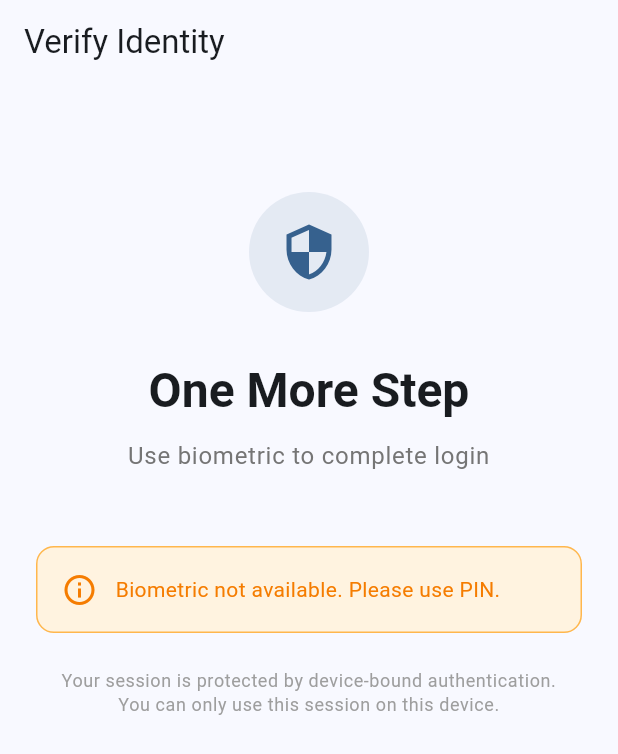
After one commit to recepcia-dev/personal-trainer-app_frontend, a Flutter app: the BiometricAuthScreen screen opened by its route, on a phone screen of 412 x 824 dp. The commit adds this screen. Shown: the top 754 px of the screen. Run offline on Flutter 3.47's test engine with Material 3 defaults, Android fonts, the phone set to English and light mode, and no system bars; drawn by our look-alikes of dynamic_color; our stand-ins replace connectivity_plus, dartz, dio, drift, equatable, flutter_dotenv and 8 more; accounts and stored records are empty; generated files the repository leaves out were written again; project files that could hold a hidden picture were left out.

Commit message:
feat: implement F032 - Create BiometricAuthScreen UI for device-bound authentication
- Create BiometricAuthScreen with device-bound biometric/PIN authentication
- Displays available biometric methods (Face ID, Touch ID, Fingerprint)
- Shows message 'Use biometric to complete login'
- Falls back to PIN entry if biometric unavailable
- Navigates to /dashboard on successful authentication
- Shows error message and allows retry (max 3 attempts)
- Uses PopScope to prevent back button during authentication
- Integrates with existing BiometricAuthService (F035)
- Update MagicLinkVerificationScreen to navigate to BiometricAuthScreen
- Add /biometric-auth route to app router
- Update features.json: F032 marked as passing (28/46 features complete)

```diff
--- a/features.json
+++ b/features.json
@@ -396,7 +396,7 @@
         "On success: stores session, navigates to /dashboard",
         "On failure: shows error, allows retry"
       ],
-      "passes": false
+      "passes": true
     },
     {
       "id": "F033",
@@ -582,8 +582,8 @@
   ],
   "summary": {
     "total": 46,
-    "passing": 27,
-    "failing": 19,
+    "passing": 28,
+    "failing": 18,
     "categories": [
       "Project Setup",
       "Core Infrastructure",
--- a/lib/core/router/app_router.dart
+++ b/lib/core/router/app_router.dart
@@ -2,6 +2,7 @@ import 'package:flutter_riverpod/flutter_riverpod.dart';
 import 'package:go_router/go_router.dart';
 
 import '../../features/auth/presentation/providers/auth_provider.dart';
+import '../../features/auth/presentation/screens/biometric_auth_screen.dart';
 import '../../features/auth/presentation/screens/magic_link_verification_screen.dart';
 import 'screens/dashboard_screen.dart';
 import 'screens/login_screen.dart';
@@ -57,6 +58,11 @@ final routerProvider = Provider<GoRouter>(
         },
       ),
       GoRoute(
+        path: '/biometric-auth',
+        name: 'biometricAuth',
+        builder: (context, state) => const BiometricAuthScreen(),
+      ),
+      GoRoute(
         path: '/dashboard',
         name: 'dashboard',
         builder: (context, state) => const DashboardScreen(),
--- /dev/null
+++ b/lib/features/auth/presentation/screens/biometric_auth_screen.dart
@@ -0,0 +1,388 @@
+import 'package:flutter/material.dart';
+import 'package:flutter_riverpod/flutter_riverpod.dart';
+import 'package:go_router/go_router.dart';
+import 'package:local_auth/local_auth.dart';
+
+import '../../../../core/auth/biometric_auth_service.dart';
+
+/// Device-bound authentication screen using biometric (Face ID, Touch ID, Fingerprint).
+///
+/// This screen is shown after successful magic link code verification.
+/// Users must authenticate with their device's biometric (or PIN fallback)
+/// before being allowed to access the dashboard.
+///
+/// The biometric authentication binds the user's session to the device,
+/// preventing token reuse on other devices.
+class BiometricAuthScreen extends ConsumerStatefulWidget {
+  const BiometricAuthScreen({super.key});
+
+  @override
+  ConsumerState<BiometricAuthScreen> createState() =>
+      _BiometricAuthScreenState();
+}
+
+class _BiometricAuthScreenState extends ConsumerState<BiometricAuthScreen> {
+  bool _isAuthenticating = false;
+  String? _errorMessage;
+  List<BiometricType> _availableBiometrics = [];
+  bool _biometricAvailable = false;
+  int _retryCount = 0;
+  static const int _maxRetries = 3;
+
+  @override
+  void initState() {
+    super.initState();
+    _checkBiometricAvailability();
+  }
+
+  /// Check what biometric methods are available on this device
+  Future<void> _checkBiometricAvailability() async {
+    final biometricService = ref.read(biometricAuthServiceProvider);
+
+    try {
+      final canAuthenticate =
+          await biometricService.canAuthenticateWithBiometrics();
+      final available = await biometricService.getAvailableBiometrics();
+
+      if (mounted) {
+        setState(() {
+          _biometricAvailable = canAuthenticate;
+          _availableBiometrics = available;
+          _errorMessage = null;
+        });
+      }
+    } catch (e) {
+      if (mounted) {
+        setState(() {
+          _errorMessage = 'Error checking biometric availability: $e';
+        });
+      }
+    }
+  }
+
+  /// Get user-friendly name for biometric type
+  String _getBiometricName(BiometricType type) {
+    switch (type) {
+      case BiometricType.face:
+        return 'Face ID';
+      case BiometricType.fingerprint:
+        return 'Fingerprint';
+      case BiometricType.iris:
+        return 'Iris Scan';
+      case BiometricType.strong:
+        return 'Biometric';
+      case BiometricType.weak:
+        return 'Weak Biometric';
+    }
+  }
+
+  /// Get icon for biometric type
+  IconData _getBiometricIcon(BiometricType type) {
+    switch (type) {
+      case BiometricType.face:
+        return Icons.face;
+      case BiometricType.fingerprint:
+        return Icons.fingerprint;
+      case BiometricType.iris:
+        return Icons.remove_red_eye;
+      case BiometricType.strong:
+      case BiometricType.weak:
+        return Icons.security;
+    }
+  }
+
+  /// Authenticate using biometric
+  Future<void> _authenticateWithBiometric() async {
+    if (_isAuthenticating || !_biometricAvailable) return;
+
+    setState(() {
+      _isAuthenticating = true;
+      _errorMessage = null;
+    });
+
+    final biometricService = ref.read(biometricAuthServiceProvider);
+
+    try {
+      final authenticated = await biometricService.authenticate(
+        reason: 'Authenticate to complete login and access your account',
+        biometricOnly: false, // Allow PIN fallback
+      );
+
+      if (authenticated) {
+        if (mounted) {
+          _showSuccessMessage('Authentication successful!');
+
+          // Navigate to dashboard after successful authentication
+          if (mounted) {
+            context.go('/dashboard');
+          }
+        }
+      } else {
+        // User cancelled or authentication failed
+        if (mounted) {
+          setState(() {
+            _retryCount++;
+            _errorMessage = _retryCount >= _maxRetries
+                ? 'Maximum authentication attempts exceeded. Please try again later.'
+                : 'Authentication failed. Please try again.';
+            _isAuthenticating = false;
+          });
+        }
+      }
+    } on BiometricAuthException catch (e) {
+      if (mounted) {
+        setState(() {
+          _retryCount++;
+          _errorMessage = e.message;
+          _isAuthenticating = false;
+        });
+
+        _showErrorMessage(e.message);
+      }
+    } catch (e) {
+      if (mounted) {
+        setState(() {
+          _retryCount++;
+          _errorMessage = 'Unexpected error: $e';
+          _isAuthenticating = false;
+        });
+
+        _showErrorMessage('Unexpected error: $e');
+      }
+    }
+  }
+
+  /// Show error message to user
+  void _showErrorMessage(String message) {
+    if (!mounted) return;
+
+    ScaffoldMessenger.of(context).showSnackBar(
+      SnackBar(
+        content: Text(message),
+        backgroundColor: Colors.red[600],
+        duration: const Duration(seconds: 4),
+      ),
+    );
+  }
+
+  /// Show success message to user
+  void _showSuccessMessage(String message) {
+    if (!mounted) return;
+
+    ScaffoldMessenger.of(context).showSnackBar(
+      SnackBar(
+        content: Text(message),
+        backgroundColor: Colors.green[600],
+        duration: const Duration(seconds: 2),
+      ),
+    );
+  }
+
+  @override
+  Widget build(BuildContext context) {
+    return PopScope(
+      canPop: !_isAuthenticating,
+      child: Scaffold(
+        appBar: AppBar(
+          title: const Text('Verify Identity'),
+          elevation: 0,
+          automaticallyImplyLeading: !_isAuthenticating,
+        ),
+        body: SafeArea(
+          child: SingleChildScrollView(
+            child: Padding(
+              padding: const EdgeInsets.all(24),
+              child: Column(
+                crossAxisAlignment: CrossAxisAlignment.center,
+                children: [
+                  const SizedBox(height: 48),
+
+                  // Icon
+                  Container(
+                    width: 80,
+                    height: 80,
+                    decoration: BoxDecoration(
+                      color: Theme.of(context).primaryColor.withOpacity(0.1),
+                      shape: BoxShape.circle,
+                    ),
+                    child: Icon(
+                      Icons.security,
+                      size: 40,
+                      color: Theme.of(context).primaryColor,
+                    ),
+                  ),
+                  const SizedBox(height: 32),
+
+                  // Title
+                  Text(
+                    'One More Step',
+                    style: Theme.of(context).textTheme.headlineLarge?.copyWith(
+                          fontWeight: FontWeight.bold,
+                        ),
+                    textAlign: TextAlign.center,
+                  ),
+                  const SizedBox(height: 12),
+
+                  // Message
+                  Text(
+                    'Use biometric to complete login',
+                    style: Theme.of(context).textTheme.bodyLarge?.copyWith(
+                          color: Colors.grey[600],
+                        ),
+                    textAlign: TextAlign.center,
+                  ),
+                  const SizedBox(height: 48),
+
+                  // Biometric availability status
+                  if (!_biometricAvailable)
+                    Container(
+                      padding: const EdgeInsets.all(16),
+                      decoration: BoxDecoration(
+                        color: Colors.orange[50],
+                        border: Border.all(color: Colors.orange[300]!),
+                        borderRadius: BorderRadius.circular(12),
+                      ),
+                      child: Row(
+                        children: [
+                          Icon(
+                            Icons.info_outline,
+                            color: Colors.orange[700],
+                          ),
+                          const SizedBox(width: 12),
+                          Expanded(
+                            child: Text(
+                              'Biometric not available. Please use PIN.',
+                              style: TextStyle(
+                                color: Colors.orange[700],
+                                fontSize: 14,
+                              ),
+                            ),
+                          ),
+                        ],
+                      ),
+                    )
+                  else ...[
+                    // Available biometric types
+                    if (_availableBiometrics.isNotEmpty)
+                      Column(
+                        children: [
+                          Text(
+                            'Available methods:',
+                            style: Theme.of(context).textTheme.bodySmall,
+                          ),
+                          const SizedBox(height: 12),
+                          Wrap(
+                            spacing: 12,
+                            runSpacing: 12,
+                            children: _availableBiometrics
+                                .map((biometric) => Chip(
+                                      avatar: Icon(
+                                        _getBiometricIcon(biometric),
+                                        size: 18,
+                                      ),
+                                      label: Text(
+                                        _getBiometricName(biometric),
+                                      ),
+                                    ))
+                                .toList(),
+                          ),
+                          const SizedBox(height: 32),
+                        ],
+                      ),
+
+                    // Error message if any
+                    if (_errorMessage != null) ...[
+                      Container(
+                        padding: const EdgeInsets.all(16),
+                        decoration: BoxDecoration(
+                          color: Colors.red[50],
+                          border: Border.all(color: Colors.red[300]!),
+                          borderRadius: BorderRadius.circular(12),
+                        ),
+                        child: Row(
+                          crossAxisAlignment: CrossAxisAlignment.start,
+                          children: [
+                            Icon(
+                              Icons.error_outline,
+                              color: Colors.red[700],
+                            ),
+                            const SizedBox(width: 12),
+                            Expanded(
+                              child: Text(
+                                _errorMessage!,
+                                style: TextStyle(
+                                  color: Colors.red[700],
+                                  fontSize: 14,
+                                ),
+                              ),
+                            ),
+                          ],
+                        ),
+                      ),
+                      const SizedBox(height: 24),
+                    ],
+
+                    // Retry counter
+                    if (_retryCount > 0)
+                      Text(
+                        'Attempts: $_retryCount / $_maxRetries',
+                        style: Theme.of(context).textTheme.bodySmall?.copyWith(
+                              color: _retryCount >= _maxRetries
+                                  ? Colors.red[600]
+                                  : Colors.grey[600],
+                            ),
+                      ),
+                    const SizedBox(height: 32),
+
+                    // Authenticate button
+                    ElevatedButton.icon(
+                      onPressed: _isAuthenticating ||
+                              _retryCount >= _maxRetries
+                          ? null
+                          : _authenticateWithBiometric,
+                      icon: _isAuthenticating
+                          ? const SizedBox(
+                              width: 20,
+                              height: 20,
+                              child: CircularProgressIndicator(
+                                strokeWidth: 2,
+                              ),
+                            )
+                          : const Icon(Icons.fingerprint),
+                      label: Text(
+                        _isAuthenticating
+                            ? 'Authenticating...'
+                            : 'Authenticate',
+                      ),
+                      style: ElevatedButton.styleFrom(
+                        padding: const EdgeInsets.symmetric(
+                          vertical: 16,
+                          horizontal: 24,
+                        ),
+                        shape: RoundedRectangleBorder(
+                          borderRadius: BorderRadius.circular(12),
+                        ),
+                        minimumSize: const Size(double.infinity, 50),
+                      ),
+                    ),
+                  ],
+
+                  const SizedBox(height: 24),
+
+                  // Info text
+                  Text(
+                    'Your session is protected by device-bound authentication.\nYou can only use this session on this device.',
+                    style: Theme.of(context).textTheme.bodySmall?.copyWith(
+                          color: Colors.grey[500],
+                        ),
+                    textAlign: TextAlign.center,
+                  ),
+                ],
+              ),
+            ),
+          ),
+        ),
+      ),
+    );
+  }
+}
--- a/lib/features/auth/presentation/screens/magic_link_verification_screen.dart
+++ b/lib/features/auth/presentation/screens/magic_link_verification_screen.dart
@@ -121,10 +121,9 @@ class _MagicLinkVerificationScreenState
             // Success: User verified and authenticated
             _showSuccessMessage(context, 'Verification successful!');
 
-            // TODO: Navigate to BiometricAuthScreen (F032) when implemented
-            // For now, navigate directly to dashboard
+            // Navigate to biometric authentication screen for device-bound auth
             if (mounted) {
-              context.go('/dashboard');
+              context.go('/biometric-auth');
             }
           }
         });
```
